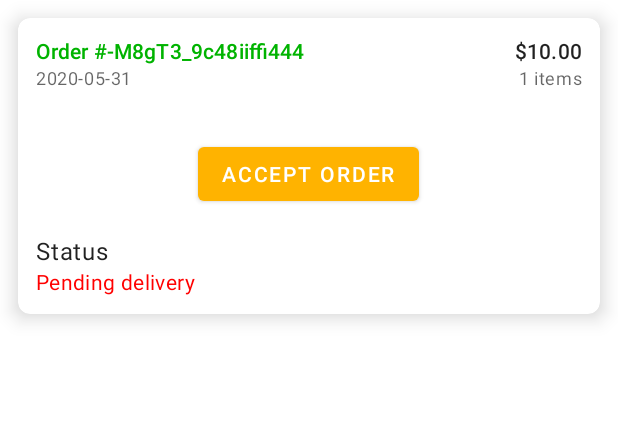
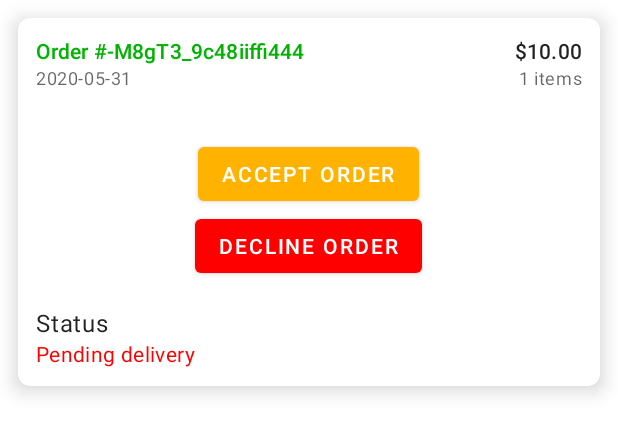
Before and after one commit to Rashmeet14/finalproject2020, an Android app: the layout item_received_order.xml on its own in the app's theme, with its tools: preview values and no code run, on a phone screen of 412 x 824 dp. Shown: the top 434 px of the screen. Run offline under Robolectric (Android 15) with nearby library versions, the light colour scheme and no system bars.

Commit message:
Add button for declining orders

```diff
--- a/app/src/main/java/com/cegep/saporiitaliano/main/orders/received/ReceivedOrderClickListener.java
+++ b/app/src/main/java/com/cegep/saporiitaliano/main/orders/received/ReceivedOrderClickListener.java
@@ -6,4 +6,5 @@
 
     void onAcceptButtonClicked(T item, int position);
 
+    void onDeclineButtonClicked(T item, int position);
 }
--- a/app/src/main/res/layout/item_received_order.xml
+++ b/app/src/main/res/layout/item_received_order.xml
@@ -79,6 +79,16 @@
             android:paddingBottom="0dp"
             android:text="@string/accept_order" />
 
+        <com.google.android.material.button.MaterialButton
+            android:id="@+id/decline_order_button"
+            android:layout_width="wrap_content"
+            android:layout_height="wrap_content"
+            android:layout_gravity="center_horizontal"
+            app:backgroundTint="@color/red"
+            android:paddingTop="0dp"
+            android:paddingBottom="0dp"
+            android:text="@string/decline_order" />
+
         <TextView
             android:layout_width="wrap_content"
             android:layout_height="wrap_content"
--- a/app/src/main/res/values/strings.xml
+++ b/app/src/main/res/values/strings.xml
@@ -50,4 +50,5 @@
     <string name="quantity">Quantity</string>
     <string name="choose_image">Choose Image</string>
     <string name="add_product">Add Product</string>
+    <string name="decline_order">Decline Order</string>
 </resources>
```
Also changed, not shown: app/src/main/java/com/cegep/saporiitaliano/main/orders/received/ReceivedOrdersFragment.java (+20 -0 lines), app/src/main/java/com/cegep/saporiitaliano/main/orders/received/ReceivedOrdersViewHolder.java (+7 -0 lines).
